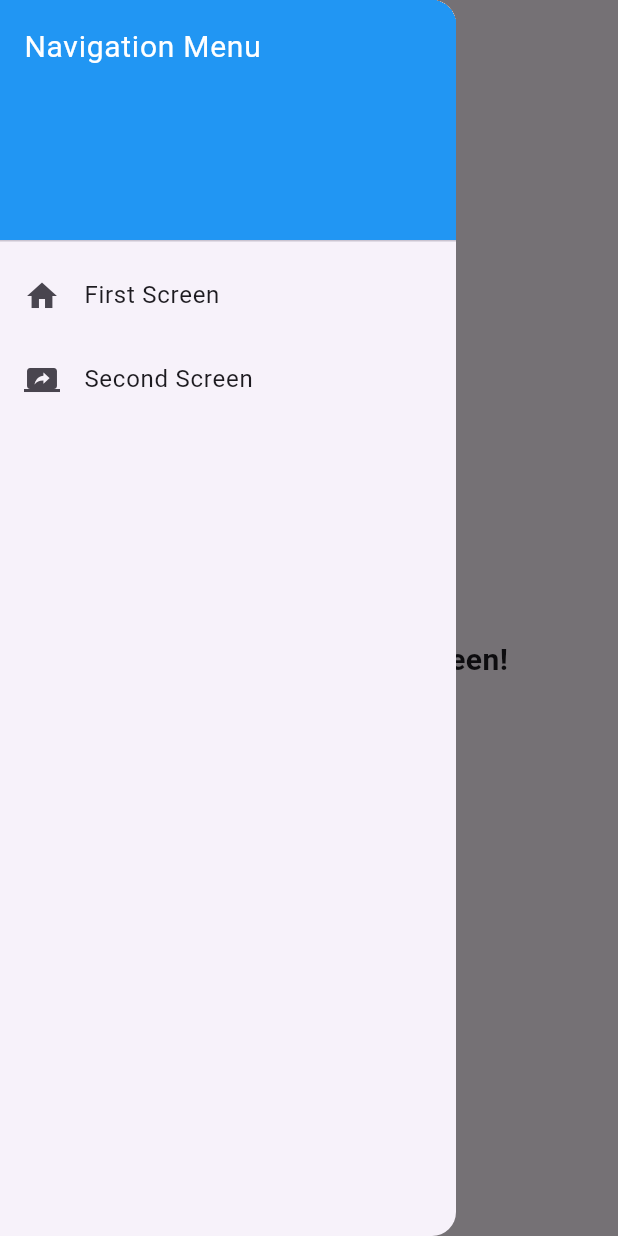
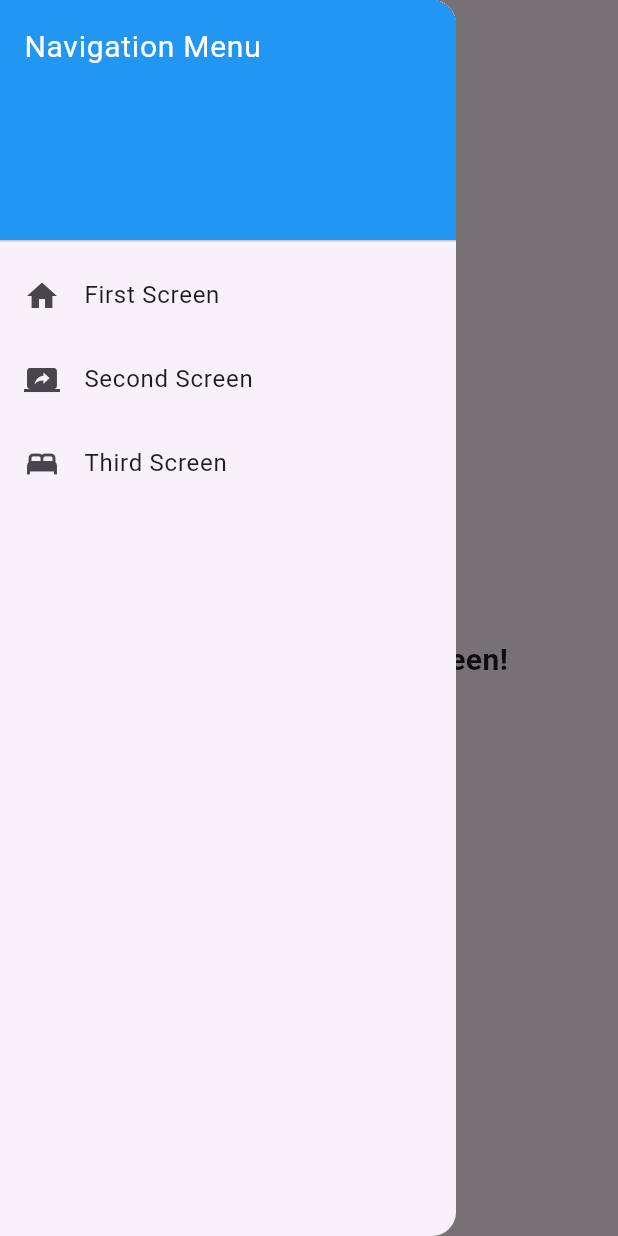
Before and after one commit to ThanosTHINOS/navigation_codelab, a Flutter app: the screen it shows after launch, with the side drawer open, on a phone screen of 412 x 824 dp. Run offline on Flutter 3.47's test engine with Material 3 defaults, Android fonts, the phone set to English and light mode, and no system bars.

Commit message:
Update first_screen.dart

```diff
--- a/lib/first_screen.dart
+++ b/lib/first_screen.dart
@@ -34,6 +34,14 @@ class FirstScreen extends StatelessWidget {
                 Navigator.pushNamed(context, '/second'); // Navigate to Second Screen
               },
             ),
+            ListTile(
+              leading: Icon(Icons.bed),
+              title: Text('Third Screen'),
+              onTap: () {
+                Navigator.pop(context); // Close the drawer
+                Navigator.pushNamed(context, '/third'); // Navigate to Third Screen
+              },
+            ),
           ],
         ),
       ),
```
